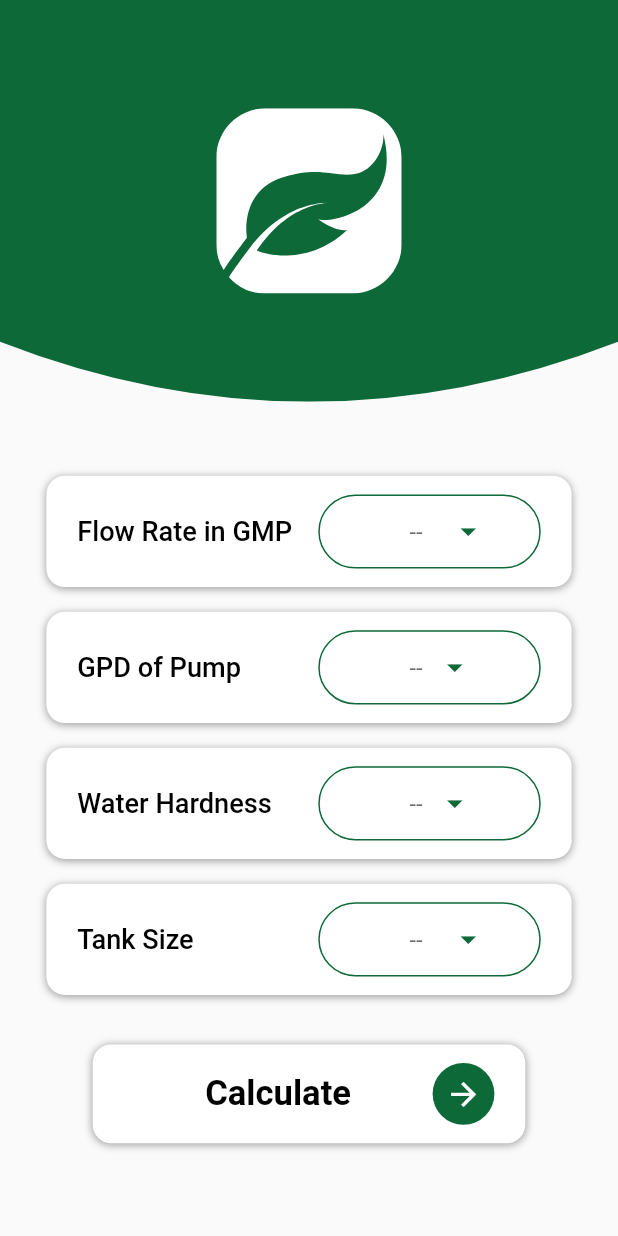
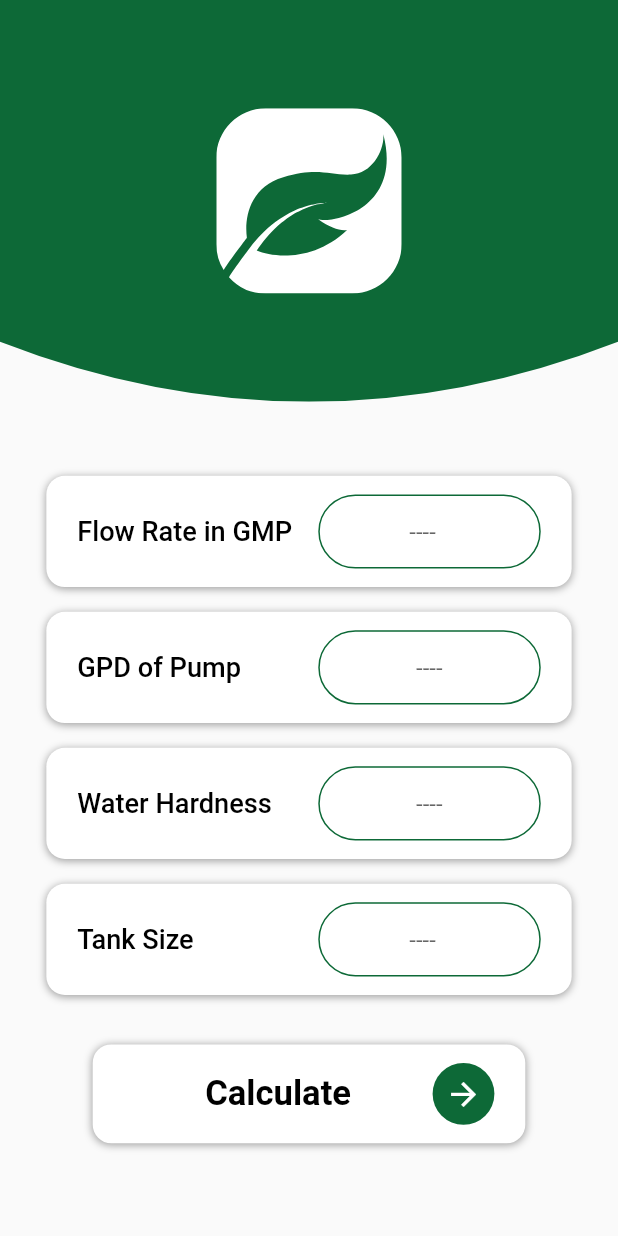
Before and after one commit to GithubUser18974/Hydro-Done, a Flutter app: the CalciumPreventionPage screen opened by its route, on a phone screen of 412 x 824 dp. Run offline on Flutter 3.47's test engine with Material 2 defaults, Android fonts, the phone set to English and light mode, and no system bars; our stand-ins replace flutter_custom_clippers, flutter_svg.

Commit message:
DropDownWidget Overflow Bug fixed

```diff
--- a/lib/Constants.dart
+++ b/lib/Constants.dart
@@ -58,6 +58,6 @@ List<String> myTankSizeCalciumList = ['30', '100'];
 
 List<String> myIronLevelList = ['1', '2', '3', '4', '5', '6', '7', '8', '8+'];
 
-List<String> myPHLevels = ['less than 6' , '6 or above'];
+List<String> myPHLevels = ['< 6' , '> 6'];
 
 List<String> myWaterHardnessList = ['5', '10', '15', '20', '25', '30', '35', '40'];
--- a/lib/Widgets/DropDownWidget.dart
+++ b/lib/Widgets/DropDownWidget.dart
@@ -48,25 +48,24 @@ class _DropDownWidgetState extends State<DropDownWidget> {
         children: [
           Text(widget.text, style: textStyle3(height)),
           Flexible(
-            child: DropdownButtonHideUnderline(
+            child: Stack(
+              children:[ DropdownButtonHideUnderline(
                 child: Container(
                   height: height * .06,
                   width: width * .36,
-                padding: EdgeInsets.only(right: width * .03,left: width * .145, top: height * .005, bottom: height * .005),
+                  padding: EdgeInsets.symmetric(horizontal: width * .03, vertical: height * .005),
                   decoration: BoxDecoration(
                     border: Border.all(color: mainColor),
                     borderRadius: BorderRadius.circular(width * .1),
                   ),
-                // alignment: Alignment.center,
-                child: Row(
-                  children: [
-                    DropdownButton<String>(
-                      hint: Text('--'),
+                  alignment: Alignment.center,
+                  child: DropdownButton<String>(
+                    hint: Text('----'),
                     value: dropdownValue,
                     icon: Icon(
                       Icons.arrow_drop_down,
-                        color: mainColor,
-                        size: height * .03,
+                      color: mainColor.withOpacity(0),
+                      size: height * .0,
                     ),
                     onChanged: (String newValue) {
                       setState(() {
@@ -78,13 +77,12 @@ class _DropDownWidgetState extends State<DropDownWidget> {
                         .map<DropdownMenuItem<String>>((String value) {
                       return DropdownMenuItem<String>(
                         value: value,
-                          child: Center(child: Text(value)),
+                        child: Text(value),
                       );
                     }).toList(),
                   ),
-                  ],
                 ),
-              ),
+              ),],
             ),
           ),
         ],
```
Lines whose indentation alone changed are shown as unchanged.
